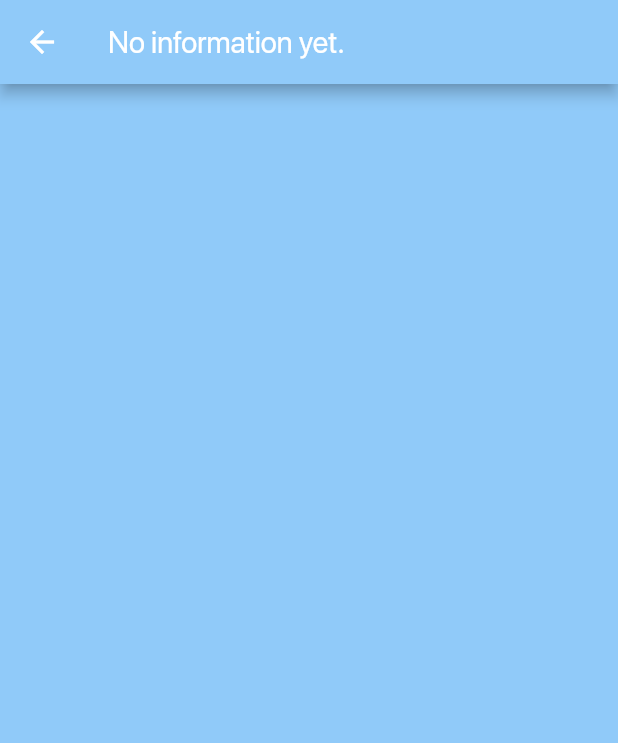
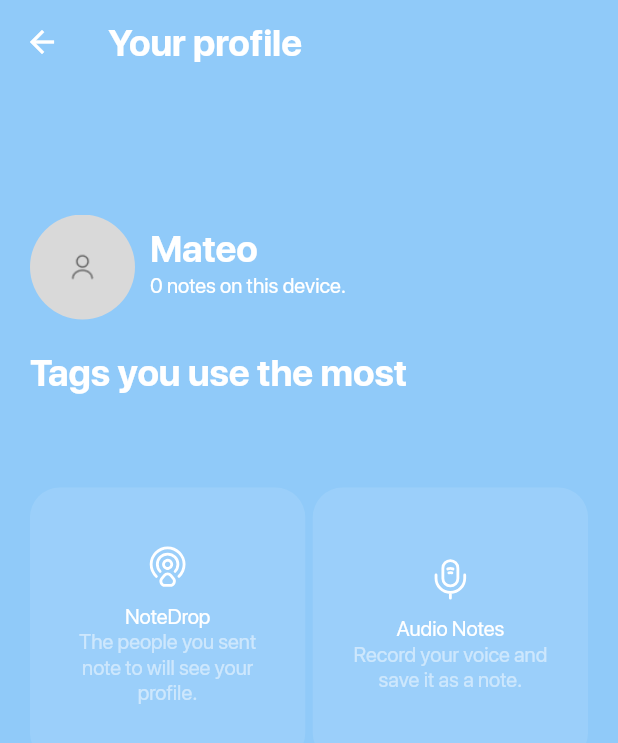
Before and after one commit to mtohernandez/NotiNotes, a Flutter app: the screen it shows after launch, after a tap on an icon or button, on a phone screen of 412 x 824 dp. Shown: the top 743 px of the screen. Run offline on Flutter 3.47's test engine with Material 2 defaults, Android fonts, the phone set to English and light mode, and no system bars; our stand-ins replace flutter_svg, hive_flutter, image_picker; missing offline and left inert: flex_color_picker, masonry_grid, string_similarity; accounts and stored records are empty.

Commit message:
Add user information and information pages with photopicker fixing

```diff
--- a/lib/main.dart
+++ b/lib/main.dart
@@ -4,12 +4,14 @@ import 'package:provider/provider.dart';
 import 'package:flutter/services.dart';
 import 'package:hive_flutter/hive_flutter.dart';
 
-import './screens/login_screen.dart';
+import 'screens/information_screen.dart';
 import './screens/notes_overview_screen.dart';
+import './screens/user_info_screen.dart';
 
+import './providers/user.dart';
 import './providers/notes.dart';
 import './providers/search.dart';
-import 'providers/data_base.dart';
+import './providers/data_base.dart';
 
 void main() async {
   SystemChrome.setSystemUIOverlayStyle(
@@ -71,6 +73,9 @@ class _MyAppState extends State<MyApp> with WidgetsBindingObserver {
     return MultiProvider(
       providers: [
         ChangeNotifierProvider(
+          create: (_) => UserData(),
+        ),
+        ChangeNotifierProvider(
           create: (_) => notes,
         ),
         ChangeNotifierProvider(
@@ -101,6 +106,16 @@ class _MyAppState extends State<MyApp> with WidgetsBindingObserver {
               fontSize: 30,
               fontWeight: FontWeight.w700,
             ),
+            headline3: const TextStyle(
+              color: Colors.white,
+              fontSize: 16,
+              fontWeight: FontWeight.w700,
+            ),
+            headline4: const TextStyle(
+              color: Colors.white,
+              fontSize: 14,
+              fontWeight: FontWeight.w400,
+            ),
             bodyText1: const TextStyle(
               color: Colors.white,
               fontSize: 16,
@@ -117,8 +132,9 @@ class _MyAppState extends State<MyApp> with WidgetsBindingObserver {
         routes: {
           NotesOverviewScreen.routeName: (context) =>
               const NotesOverviewScreen(),
-          LoginSignupScreen.routeName: (context) => const LoginSignupScreen(),
+          InformationScreen.routeName: (context) => const InformationScreen(),
           NoteViewScreen.routeName: (context) => const NoteViewScreen(),
+          UserInfoScreen.routeName: (context) => UserInfoScreen(),
         },
       ),
     );
--- a/lib/providers/notes.dart
+++ b/lib/providers/notes.dart
@@ -43,6 +43,10 @@ class Notes with ChangeNotifier {
 
   List<Note> get notes {
     return [..._notes];
+  }
+
+  int get notesCount {
+    return _notes.length;
   }
 
   bool get isEditMode {
@@ -187,7 +191,7 @@ class Notes with ChangeNotifier {
     }
   }
 
-  void addImageToNote(String id, File image) {
+  void addImageToNote(String id, File? image) {
     toolingNote(id, ToolingNote.addImage, image);
   }
 
@@ -209,13 +213,6 @@ class Notes with ChangeNotifier {
 
   //? Future methods
 
-  Future<File?> pickImage(ImageSource source, String id) async {
-    final image = await _picker.pickImage(source: source);
-    if (image == null) return null;
-    final imageFromPath = File(image.path);
-    return imageFromPath;
-  }
-
    void disposeBox(Box box) {
     box.close();
   }
--- /dev/null
+++ b/lib/providers/photo_picker.dart
@@ -0,0 +1,13 @@
+import 'package:image_picker/image_picker.dart';
+import 'dart:io';
+
+class PhotoPicker {
+  final ImagePicker _picker = ImagePicker();
+
+  Future<File?> pickImage(ImageSource source) async {
+    final image = await _picker.pickImage(source: source);
+    if (image == null) return null;
+    final imageFromPath = File(image.path);
+    return imageFromPath;
+  }
+}
--- /dev/null
+++ b/lib/providers/user.dart
@@ -0,0 +1,63 @@
+import 'package:flutter/material.dart';
+import 'dart:io';
+
+import 'package:uuid/uuid.dart';
+
+class User {
+  String id = const Uuid().v4();
+  String name;
+  DateTime bornDate;
+  int notesCreated;
+  String favoriteColor;
+  File? profilePicture;
+
+  User(
+    this.profilePicture,
+    this.id,
+    this.favoriteColor,
+    {
+    required this.name,
+    required this.bornDate,
+    required this.notesCreated,
+  });
+
+  Map<String, dynamic> toJson() {
+    return {
+      'id': id,
+      'name': name,
+      'bornDate': bornDate.toIso8601String(),
+      'notesCreated': notesCreated,
+      'profilePicture': profilePicture?.path,
+    };
+  }
+}
+
+class UserData with ChangeNotifier {
+  User currentUser =
+      User(null, const Uuid().v4(), 'Green', name: 'Mateo', bornDate: DateTime.now(), notesCreated: 234);
+  User get curentUserData => currentUser;
+
+  void updateProfilePicture(File? profilePicture) {
+    currentUser.profilePicture = profilePicture;
+    notifyListeners();
+  }
+
+  void updateName(String name) {
+    currentUser.name = name;
+    notifyListeners();
+  }
+
+  //TODO add updateBornDate
+
+  void updateNotesCreated(int notesCreated) {
+    currentUser.notesCreated = notesCreated;
+    notifyListeners();
+  }
+
+  void updateFavoriteColor(String favoriteColor) {
+    currentUser.favoriteColor = favoriteColor;
+    notifyListeners();
+  }
+
+
+}
--- a/lib/screens/login_screen.dart
+++ /dev/null
@@ -1,17 +0,0 @@
-import 'package:flutter/material.dart';
-
-class LoginSignupScreen extends StatelessWidget {
-  static const routeName = '/login-signup';
-  const LoginSignupScreen({super.key});
-
-  @override
-  Widget build(BuildContext context) {
-    return Scaffold(
-      backgroundColor: Theme.of(context).backgroundColor,
-      appBar: AppBar(
-        title: const Text('No information yet.'),
-        backgroundColor: Theme.of(context).backgroundColor,
-      ),
-    );
-  }
-}
--- a/lib/screens/note_view_screen.dart
+++ b/lib/screens/note_view_screen.dart
@@ -1,4 +1,5 @@
 import 'package:flutter/material.dart';
+import 'package:noti_notes_app/providers/photo_picker.dart';
 import 'package:noti_notes_app/widgets/note_creation/tag_creator.dart';
 import 'package:provider/provider.dart';
 import 'package:uuid/uuid.dart';
@@ -23,6 +24,8 @@ class _NoteViewScreenState extends State<NoteViewScreen> {
   bool _isInit = true;
   File? img;
   Note? importedNote;
+  PhotoPicker photoPicker = PhotoPicker();
+
   var loadedNote = Note(
     {},
     null,
@@ -80,8 +83,9 @@ class _NoteViewScreenState extends State<NoteViewScreen> {
         return Wrap(
           children: [
             MediaGrid(
-              Provider.of<Notes>(context, listen: false).pickImage,
+              photoPicker.pickImage,
               loadedNote.id,
+              false,
             ),
           ],
         );
--- /dev/null
+++ b/lib/screens/user_info_screen.dart
@@ -0,0 +1,229 @@
+import 'package:flutter/material.dart';
+import 'package:flutter_svg/flutter_svg.dart';
+import 'package:noti_notes_app/providers/photo_picker.dart';
+import 'package:provider/provider.dart';
+
+import '../widgets/items/tag_item.dart';
+import '../widgets/media_grid.dart';
+
+import '../providers/notes.dart';
+import '../providers/user.dart';
+
+class UserInfoScreen extends StatelessWidget {
+  static const routeName = '/user-info';
+  UserInfoScreen({super.key});
+
+  PhotoPicker photoPicker = PhotoPicker();
+
+  Set<String> importMostUsedTags(Notes notes) {
+    return notes.notes.fold(
+      <String>{},
+      (previousValue, note) => previousValue..addAll(note.tags),
+    );
+  }
+
+  Widget _buildMostUsedTags(BuildContext context, Set<String> allTags) {
+    return SizedBox(
+      height: Theme.of(context).textTheme.bodyText1!.fontSize! * 2.0,
+      child: ListView.builder(
+        scrollDirection: Axis.horizontal,
+        itemBuilder: (context, index) => TagItem(
+          tag: allTags.elementAt(index),
+          isForSearch: false,
+        ),
+        itemCount: allTags.length,
+      ),
+    );
+  }
+
+  Widget _buildNoteOptions(
+      BuildContext context, String title, String subtitle, SvgPicture icon) {
+    return Container(
+      padding: const EdgeInsets.symmetric(horizontal: 20),
+      decoration: BoxDecoration(
+        borderRadius: BorderRadius.circular(20),
+        color: Theme.of(context).primaryColor.withOpacity(.1),
+      ),
+      child: Column(
+        mainAxisAlignment: MainAxisAlignment.center,
+        children: [
+          icon,
+          const SizedBox(
+            height: 10,
+          ),
+          Text(
+            title,
+            style: Theme.of(context).textTheme.headline4,
+          ),
+          Text(
+            subtitle,
+            textAlign: TextAlign.center,
+            style: Theme.of(context).textTheme.headline4!.copyWith(
+                  color: Theme.of(context)
+                      .textTheme
+                      .headline4!
+                      .color!
+                      .withOpacity(.5),
+                ),
+          ),
+        ],
+      ),
+    );
+  }
+
+  void openMediaPicker(BuildContext context) {
+    showModalBottomSheet(
+      isScrollControlled: true,
+      backgroundColor: Colors.transparent,
+      context: context,
+      builder: (bctx) {
+        return Wrap(
+          children: [
+            MediaGrid(
+              photoPicker.pickImage,
+              '',
+              true,
+            ),
+          ],
+        );
+      },
+    );
+  }
+
+  @override
+  Widget build(BuildContext context) {
+    final user = Provider.of<UserData>(context);
+    final notes = Provider.of<Notes>(context, listen: false);
+    return GestureDetector(
+      onTap: () => FocusScope.of(context).unfocus(),
+      child: Scaffold(
+        resizeToAvoidBottomInset: false,
+        appBar: AppBar(
+          title: Text('Your profile',
+              style: Theme.of(context).textTheme.headline1),
+          backgroundColor: Theme.of(context).backgroundColor,
+          elevation: 0,
+        ),
+        backgroundColor: Theme.of(context).backgroundColor,
+        body: Padding(
+          padding: const EdgeInsets.symmetric(horizontal: 20),
+          child: Column(
+            crossAxisAlignment: CrossAxisAlignment.start,
+            mainAxisAlignment: MainAxisAlignment.center,
+            children: [
+              Row(
+                children: [
+                  GestureDetector(
+                    onTap: () => openMediaPicker(context),
+                    child: Container(
+                      // TODO: Make this values responsive
+                      width: 70,
+                      height: 70,
+                      decoration: BoxDecoration(
+                        shape: BoxShape.circle,
+                        image: user.curentUserData.profilePicture != null
+                            ? DecorationImage(
+                                image: FileImage(
+                                    user.curentUserData.profilePicture!),
+                                fit: BoxFit.cover,
+                              )
+                            : const DecorationImage(
+                                image: AssetImage(
+                                  'lib/assets/images/noProfilePicture.png',
+                                ),
+                                fit: BoxFit.cover,
+                              ),
+                      ),
+                    ),
+                  ),
+                  const SizedBox(
+                    width: 10,
+                  ),
+                  Column(
+                    crossAxisAlignment: CrossAxisAlignment.start,
+                    children: [
+                      SizedBox(
+                        height: Theme.of(context).textTheme.headline1!.fontSize,
+                        width: MediaQuery.of(context).size.width * .4,
+                        child: TextFormField(
+                          maxLines: 1,
+                          maxLength: 15,
+                          initialValue: user.curentUserData.name,
+                          style: Theme.of(context).textTheme.headline1,
+                          decoration: InputDecoration(
+                            contentPadding: EdgeInsets.zero,
+                            border: InputBorder.none,
+                            hintText: 'Your name',
+                            hintStyle: Theme.of(context).textTheme.headline1,
+                            counter: const SizedBox(
+                              height: 10,
+                            ),
+                          ),
+                          onChanged: (name) {
+                            user.updateName(name);
+                          },
+                        ),
+                      ),
+                      // Text(
+                      //   'Favorite Color: ${user.curentUserData.favoriteColor}',
+                      //   style: Theme.of(context).textTheme.headline3,
+                      // ),
+                      Text(
+                        '${notes.notesCount} notes on this device.',
+                        style: Theme.of(context).textTheme.headline4,
+                      ),
+                    ],
+                  ),
+                ],
+              ),
+              const SizedBox(
+                height: 20,
+              ),
+              Text('Tags you use the most',
+                  style: Theme.of(context).textTheme.headline1),
+              const SizedBox(
+                height: 10,
+              ),
+              Consumer<Notes>(
+                builder: (context, notesData, child) {
+                  final allTags = importMostUsedTags(notesData);
+                  return _buildMostUsedTags(context, allTags);
+                },
+              ),
+              const SizedBox(
+                height: 20,
+              ),
+              SizedBox(
+                height: MediaQuery.of(context).size.height * .5,
+                child: GridView.count(
+                  crossAxisCount: 2,
+                  crossAxisSpacing: 5,
+                  children: [
+                    _buildNoteOptions(
+                      context,
+                      'NoteDrop',
+                      'The people you sent note to will see your profile.',
+                      SvgPicture.asset(
+                        'lib/assets/icons/notedrop.svg',
+                        height: 30,
+                      ),
+                    ),
+                    _buildNoteOptions(
+                      context,
+                      'Audio Notes',
+                      'Record your voice and save it as a note.',
+                      SvgPicture.asset(
+                        'lib/assets/icons/mic.svg',
+                        height: 30,
+                      ),
+                    ),
+                  ],
+                ),
+              ),
+            ],
+          ),
+        ),
+      ),
+    );
+  }
+}
--- a/lib/widgets/items/appbar_note_title.dart
+++ b/lib/widgets/items/appbar_note_title.dart
@@ -18,10 +18,12 @@ class AppBarNoteTitle extends StatelessWidget implements PreferredSizeWidget {
       backgroundColor: Theme.of(context).backgroundColor,
       elevation: 0,
       title: TextFormField(
+        maxLength: 20,
         autofocus: loadedNote.title.isEmpty ? true : false,
         initialValue: loadedNote.title,
         style: Theme.of(context).textTheme.headline1,
         decoration: InputDecoration(
+            counterText: '',
             border: InputBorder.none,
             hintText: 'Title',
             hintStyle: Theme.of(context).textTheme.headline1!.copyWith(
--- a/lib/widgets/items/note_item.dart
+++ b/lib/widgets/items/note_item.dart
@@ -63,6 +63,8 @@ class _NoteItemState extends State<NoteItem> {
     return Text(
       widget.content,
       style: Theme.of(context).textTheme.bodyText1,
+      maxLines: 4,
+      overflow: TextOverflow.ellipsis,
     );
   }
 
--- a/lib/widgets/navigation/appbar_item.dart
+++ b/lib/widgets/navigation/appbar_item.dart
@@ -1,8 +1,10 @@
 import 'package:flutter/material.dart';
-import 'package:noti_notes_app/screens/login_screen.dart';
-import 'package:noti_notes_app/widgets/items/tag_item.dart';
 import 'package:provider/provider.dart';
 import 'package:flutter_svg/flutter_svg.dart';
+
+import '../../screens/information_screen.dart';
+import '../../screens/user_info_screen.dart';
+import '../../widgets/items/tag_item.dart';
 
 import '../../providers/notes.dart';
 
@@ -68,7 +70,7 @@ class AppBarItemTop extends StatelessWidget implements PreferredSizeWidget {
                     GestureDetector(
                       onTap: () {
                         Navigator.of(context)
-                            .pushNamed(LoginSignupScreen.routeName);
+                            .pushNamed(UserInfoScreen.routeName);
                       },
                       child: SvgPicture.asset(
                         'lib/assets/icons/user.svg',
@@ -79,7 +81,7 @@ class AppBarItemTop extends StatelessWidget implements PreferredSizeWidget {
                     GestureDetector(
                       onTap: () {
                         Navigator.of(context)
-                            .pushNamed(LoginSignupScreen.routeName);
+                            .pushNamed(InformationScreen.routeName);
                       },
                       child: const Icon(
                         Icons.question_mark,
--- a/pubspec.yaml
+++ b/pubspec.yaml
@@ -71,6 +71,7 @@ flutter:
   # To add assets to your application, add an assets section, like this:
   assets:
     - lib/assets/images/Image1.jpg
+    - lib/assets/images/noProfilePicture.png
     - lib/assets/icons/plus.svg
     - lib/assets/icons/check.svg
     - lib/assets/icons/x.svg
@@ -80,6 +81,8 @@ flutter:
     - lib/assets/icons/task.svg
     - lib/assets/icons/notification.svg
     - lib/assets/icons/user.svg
+    - lib/assets/icons/mic.svg
+    - lib/assets/icons/notedrop.svg
 
 
   # An image asset can refer to one or more resolution-specific "variants", see
```
Also changed, not shown: lib/models/user.dart (deleted, +0 -19 lines), lib/screens/information_screen.dart (added, +24 -0 lines), lib/widgets/media_grid.dart (+48 -39 lines), lib/assets/icons/mic.svg (added), lib/assets/icons/notedrop.svg (added), lib/assets/images/noProfilePicture.png (added).
